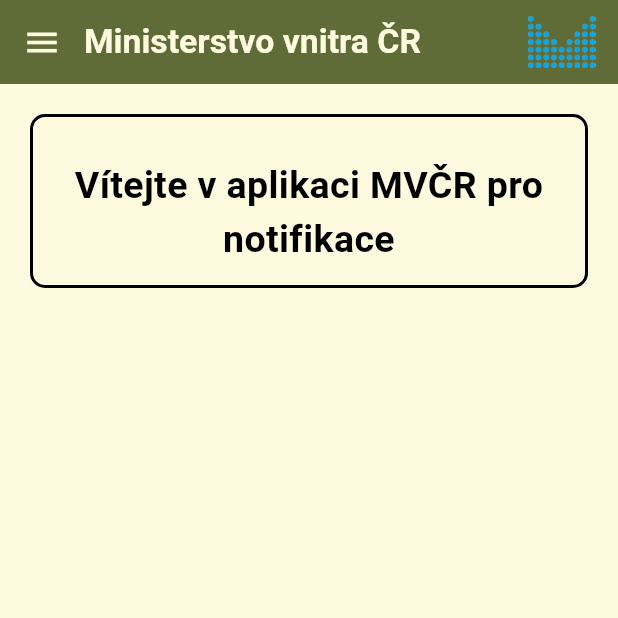
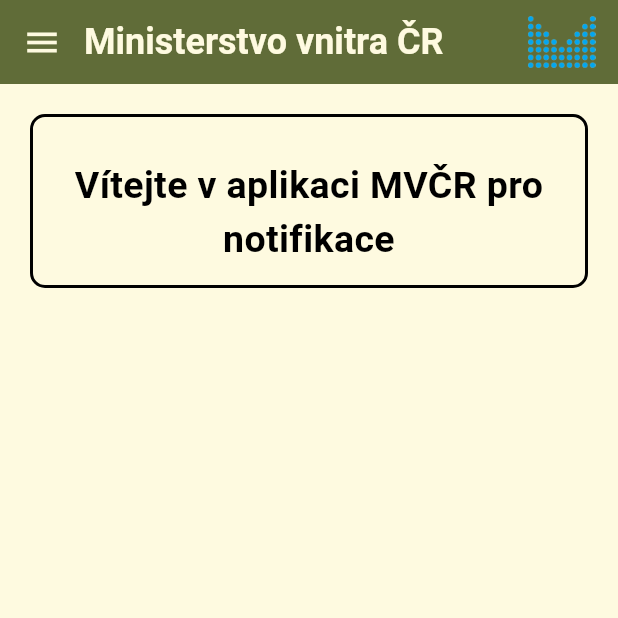
Before and after one commit to JanVotroubek/flutter_ui, a Flutter app: the MainPage screen opened directly, after a tap on the "menu" icon, after a tap on "Home", on a phone screen of 412 x 824 dp, the top half of it. Run offline on Flutter 3.47's test engine with Material 3 defaults, Android fonts, the light colour scheme and no system bars; Roboto replaces fonts that are missing (Rethink Sans).

Commit message:
27/1 Update --> Automation of sizes (text, menu)

```diff
--- a/notifikacni_aplikace/analysis_options.yaml
+++ b/notifikacni_aplikace/analysis_options.yaml
@@ -7,6 +7,9 @@
 
 # The following line activates a set of recommended lints for Flutter apps,
 # packages, and plugins designed to encourage good coding practices.
+analyzer:
+  errors:
+    library_private_types_in_public_api: ignore
 include: package:flutter_lints/flutter.yaml
 
 linter:
--- a/notifikacni_aplikace/lib/Pages/main.dart
+++ b/notifikacni_aplikace/lib/Pages/main.dart
@@ -34,7 +34,6 @@
       appBar: AppBarName(),
       body: AppBarScreen(),
       drawer: AppDrawer(),
-      drawerEdgeDragWidth: MediaQuery.of(context).size.width,
     );
   }
 }
@@ -46,6 +45,24 @@
 
   @override
   Widget build(BuildContext context) {
+    double screenWidth = MediaQuery.of(context).size.width;
+
+    bool isPhone = screenWidth < 500 && screenWidth >= 375;
+    bool isLargePhone = screenWidth >= 500 && screenWidth < 750;
+    bool isTablet = screenWidth >= 750;
+
+    // Dynamická velikost písma podle šířky
+    double fontSize = 0;
+    if (isPhone) {
+      fontSize = (screenWidth * 0.08).clamp(16.0, 24.0); // Malé telefony
+    } else if (isLargePhone) {
+      fontSize = (screenWidth * 0.1).clamp(20.0, 30.0); // Větší telefony
+    } else if (isTablet) {
+      fontSize = (screenWidth * 0.12).clamp(24.0, 36.0); // Tablety a větší zařízení
+    } else if (screenWidth <= 375) {
+      fontSize = 19;
+    }
+
     return AppBar(
       leading: IconButton(
         iconSize: 26,
@@ -64,10 +81,10 @@
         ),
       ],
       backgroundColor: const Color(0xFF606c38),
-      title: const Text(
+      title: Text(
         'Ministerstvo vnitra ČR',
         style: TextStyle(
-          fontSize: 22.5,
+          fontSize: fontSize,
           fontFamily: 'Rethink Sans',
           fontWeight: FontWeight.bold,
           color: Color(0xFFfefae0),
@@ -123,25 +140,75 @@
   }
 }
 
-class AppDrawer extends StatelessWidget {
+class AppDrawer extends StatefulWidget {
   const AppDrawer({super.key});
 
   @override
+  _AppDrawerState createState() => _AppDrawerState();
+}
+
+class _AppDrawerState extends State<AppDrawer> {
+  final GlobalKey columnKey = GlobalKey();
+  double columnHeight = 0;
+
+  @override
+  void initState() {
+    super.initState();
+
+    // Zavoláme po vykreslení widgetu
+    WidgetsBinding.instance.addPostFrameCallback((_) {
+      getColumnHeight(columnKey);
+    });
+  }
+
+  @override
   Widget build(BuildContext context) {
+    double screenWidth = MediaQuery.of(context).size.width;
+    bool isPhone = screenWidth < 500 && screenWidth >= 375;
+    bool isLargePhone = screenWidth >= 500 && screenWidth < 750;
+    bool isTablet = screenWidth >= 750;
+
+    // Dynamická velikost písma podle šířky
+    double fontSize = 0;
+    if (isPhone) {
+      fontSize = (screenWidth * 0.08).clamp(16.0, 28.0); // Malé telefony
+    } else if (isLargePhone) {
+      fontSize = (screenWidth * 0.1).clamp(20.0, 30.0); // Větší telefony
+    } else if (isTablet) {
+      fontSize = (screenWidth * 0.12).clamp(24.0, 34.0); // Tablety a větší zařízení
+    }
+    else if (screenWidth <= 375) {
+      fontSize = 20;
+    }
+    // Dynamická šířka Draweru podle šířky obrazovky
+    double drawerWidth = 0;
+    if (isPhone) {
+      drawerWidth = 250;  // Menší Drawer pro telefony
+    } else if (isLargePhone) {
+      drawerWidth = 280;  // Trochu širší pro větší telefony
+    } else if (isTablet) {
+      drawerWidth = 310;  // Větší Drawer pro tablety a větší zařízení
+    }
+    else if (screenWidth <= 375) {
+      drawerWidth = 220;
+    }
+
     return Drawer(
+      width: drawerWidth,
       child: Column(
+        key: columnKey,
         children: <Widget>[
           AppBar(
             backgroundColor: const Color(0xFF606c38),
-            title: const Row(
+            title: Row(
               children: [
-                SizedBox(width: 8),
+                const SizedBox(width: 8),
                 Text(
                   'MENU',
                   style: TextStyle(
-                    fontSize: 32,
+                    fontSize: fontSize,
                     fontWeight: FontWeight.bold,
-                    color: Color(0xFFfefae0),
+                    color: const Color(0xFFfefae0),
                   ),
                 ),
               ],
@@ -158,18 +225,21 @@
           ),
 
           _buildDrawerItem(
+            padding: Padding(padding: EdgeInsets.all(10)),
             context: context,
             icon: Icons.home,
             title: 'Home',
             page: MainApp(),
           ),
           _buildDrawerItem(
+            padding: Padding(padding: EdgeInsets.all(10)),
             context: context,
             icon: Icons.notifications,
             title: 'Notifications',
             page: NotificationsPage(),
           ),
           _buildDrawerItem(
+            padding: Padding(padding: EdgeInsets.all(10)),
             context: context,
             icon: Icons.settings,
             title: 'Settings',
@@ -178,22 +248,28 @@
             ),
           ),
           _buildDrawerItem(
+            padding: Padding(padding: EdgeInsets.all(10)),
             context: context,
             icon: Icons.person,
             title: 'Profile',
             page: ProfileApp(),
           ),
+
           Container(
+            height: columnHeight - 6 * 48 - 56,
+            width: double.infinity,
             color: const Color(0xFFfefae0),
-            height: 331,
-          ),
+          ), // Mezera mezi Profile a About
+
           _buildDrawerItem(
+            padding: Padding(padding: EdgeInsets.all(10)),
             context: context,
             icon: Icons.info,
             title: 'About',
             page: AboutApp(),
           ),
           _buildDrawerItem(
+            padding: Padding(padding: EdgeInsets.all(10)),
             context: context,
             icon: Icons.logout,
             title: 'Logout',
@@ -204,16 +280,40 @@
     );
   }
 
+  void getColumnHeight(GlobalKey key) {
+    final RenderBox renderBox = key.currentContext!.findRenderObject() as RenderBox;
+    final size = renderBox.size;
+    setState(() {
+      columnHeight = size.height; // Získání výšky Column
+    });
+  }
+
   Widget _buildDrawerItem({
+    required Padding padding,
     required BuildContext context,
     required IconData icon,
     required String title,
     required Widget page,
   }) {
+    double screenWidth = MediaQuery.of(context).size.width;
+    bool isPhone = screenWidth < 500;
+    bool isLargePhone = screenWidth >= 500 && screenWidth < 750;
+    bool isTablet = screenWidth >= 750;
+
+    // Dynamická velikost písma podle šířky
+    double fontSize = 0;
+    if (isPhone) {
+      fontSize = (screenWidth * 0.08).clamp(12.0, 16.0); // Malé telefony
+    } else if (isLargePhone) {
+      fontSize = (screenWidth * 0.1).clamp(16.0, 18.0); // Větší telefony
+    } else if (isTablet) {
+      fontSize = (screenWidth * 0.12).clamp(18.0, 20.0); // Tablety a větší zařízení
+    }
+
     return ListTile(
       tileColor: const Color(0xFFfefae0),
       leading: Icon(icon),
-      title: Text(title),
+      title: Text(title, style: TextStyle(fontSize: fontSize)),
       onTap: () {
         Navigator.pop(context);
         Navigator.push(
--- a/notifikacni_aplikace/pubspec.yaml
+++ b/notifikacni_aplikace/pubspec.yaml
@@ -21,6 +21,7 @@
 
   # The following adds the Cupertino Icons font to your application.
   # Use with the CupertinoIcons class for iOS style icons.
+  signalr_netcore: 1.4.0
   http: ^1.2.0
   flutter_launcher_icons: ^0.14.1
   cupertino_icons: ^1.0.8
```
Also changed, not shown: notifikacni_aplikace/pubspec.lock, 2 other files.
